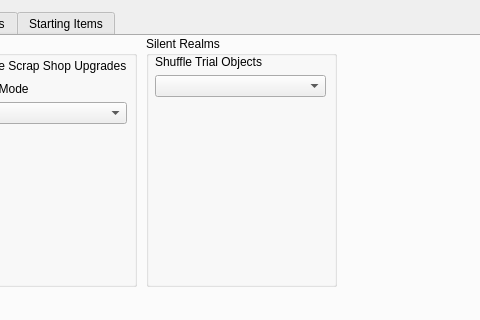
First picture: the form in gui/randogui.ui, repository ssrando/ssrando, before the edit; both pictures show x 476 to 956 and y 0 to 320 of the 1051 by 738 pixel window.
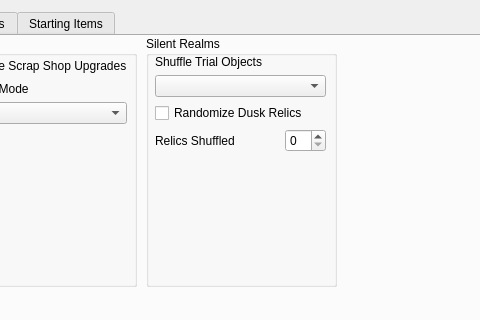
Second picture: the form after the edit. The open tabs and pages were chosen to show the change.

```diff
--- a/gui/randogui.ui
+++ b/gui/randogui.ui
@@ -1164,6 +1164,43 @@
           </item>
          </layout>
         </item>
+        <item>
+         <widget class="QCheckBox" name="option_treasuresanity_in_silent_realms">
+          <property name="text">
+           <string>Randomize Dusk Relics</string>
+          </property>
+         </widget>
+        </item>
+        <item>
+         <layout class="QHBoxLayout" name="hlay_req_dungeons_2">
+          <item>
+           <widget class="QLabel" name="label_for_option_trial_treasure_amount">
+            <property name="text">
+             <string>Relics Shuffled</string>
+            </property>
+           </widget>
+          </item>
+          <item>
+           <widget class="QSpinBox" name="option_trial_treasure_amount">
+            <property name="enabled">
+             <bool>true</bool>
+            </property>
+            <property name="sizePolicy">
+             <sizepolicy hsizetype="Minimum" vsizetype="Fixed">
+              <horstretch>0</horstretch>
+              <verstretch>0</verstretch>
+             </sizepolicy>
+            </property>
+            <property name="maximumSize">
+             <size>
+              <width>41</width>
+              <height>16777215</height>
+             </size>
+            </property>
+           </widget>
+          </item>
+         </layout>
+        </item>
         <item>
          <spacer name="vspace_silent_realms">
           <property name="orientation">
```
Left out of the diff: 4 changed lines with no effect on the pictures.
